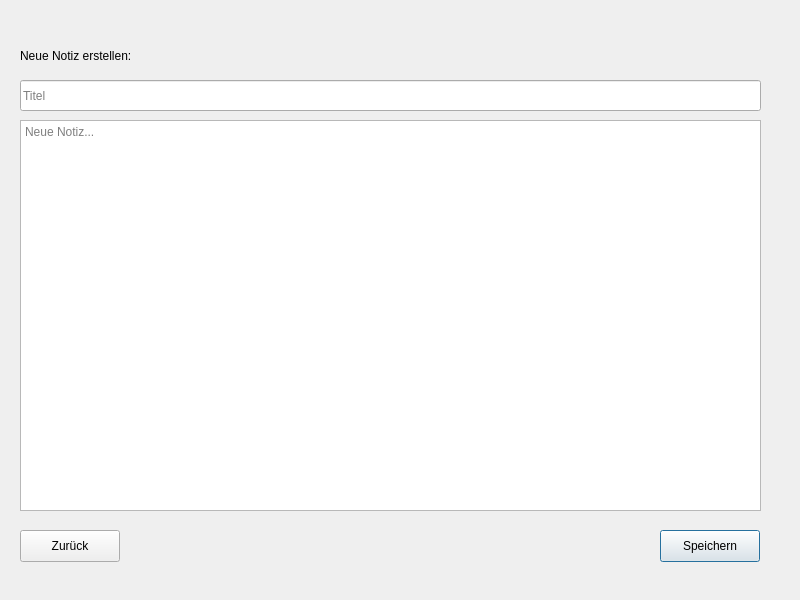
Qt form newnote.ui (as070700/Noteapp) before a commit.
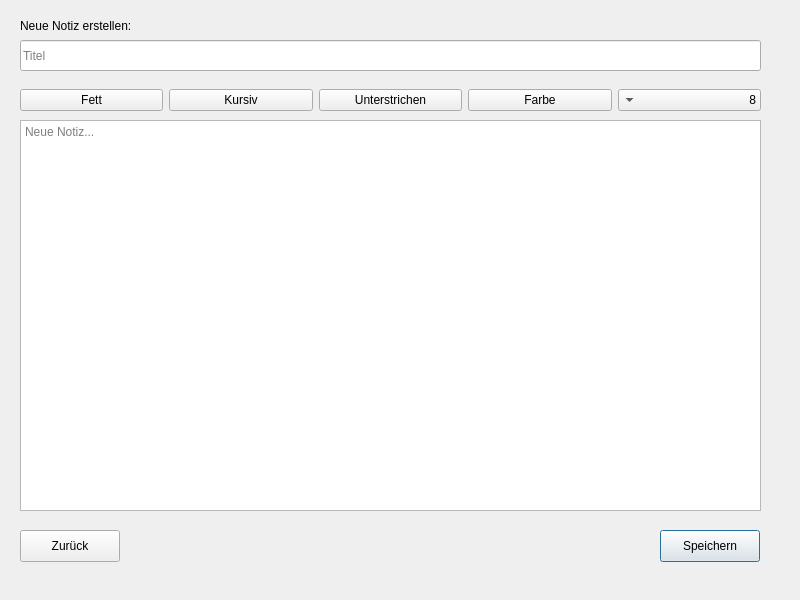
The same form after that commit.

Diff of the .ui file:
```diff
--- a/newnote.ui
+++ b/newnote.ui
@@ -13,11 +13,14 @@
   <property name="windowTitle">
    <string>Neue Notiz</string>
   </property>
-  <widget class="QLabel" name="label">
+  <property name="layoutDirection">
+   <enum>Qt::LayoutDirection::RightToLeft</enum>
+  </property>
+  <widget class="QLabel" name="label_newnote">
    <property name="geometry">
     <rect>
      <x>20</x>
-     <y>40</y>
+     <y>10</y>
      <width>221</width>
      <height>31</height>
     </rect>
@@ -43,7 +46,7 @@
    <property name="geometry">
     <rect>
      <x>20</x>
-     <y>80</y>
+     <y>40</y>
      <width>741</width>
      <height>31</height>
     </rect>
@@ -78,6 +81,85 @@
     <string>Zurück</string>
    </property>
   </widget>
+  <widget class="QWidget" name="horizontalLayoutWidget">
+   <property name="geometry">
+    <rect>
+     <x>20</x>
+     <y>80</y>
+     <width>741</width>
+     <height>41</height>
+    </rect>
+   </property>
+   <layout class="QHBoxLayout" name="fomatting_newnote">
+    <item>
+     <widget class="QComboBox" name="fontSizeComboBox_newnote">
+      <item>
+       <property name="text">
+        <string>8</string>
+       </property>
+      </item>
+      <item>
+       <property name="text">
+        <string>10</string>
+       </property>
+      </item>
+      <item>
+       <property name="text">
+        <string>12</string>
+       </property>
+      </item>
+      <item>
+       <property name="text">
+        <string>14</string>
+       </property>
+      </item>
+      <item>
+       <property name="text">
+        <string>16</string>
+       </property>
+      </item>
+      <item>
+       <property name="text">
+        <string>18</string>
+       </property>
+      </item>
+      <item>
+       <property name="text">
+        <string>20</string>
+       </property>
+      </item>
+     </widget>
+    </item>
+    <item>
+     <widget class="QPushButton" name="colorButton_newnote">
+      <property name="text">
+       <string>Farbe</string>
+      </property>
+     </widget>
+    </item>
+    <item>
+     <widget class="QPushButton" name="underlineButton_newnote">
+      <property name="text">
+       <string>Unterstrichen</string>
+      </property>
+     </widget>
+    </item>
+    <item>
+     <widget class="QPushButton" name="italicButton_newnote">
+      <property name="text">
+       <string>Kursiv</string>
+      </property>
+     </widget>
+    </item>
+    <item>
+     <widget class="QPushButton" name="boldButton_newnote">
+      <property name="text">
+       <string>Fett</string>
+      </property>
+     </widget>
+    </item>
+   </layout>
+  </widget>
  </widget>
  <resources/>
  <connections>
```
Left out of the diff: 2 changed lines with no effect on the pictures.
